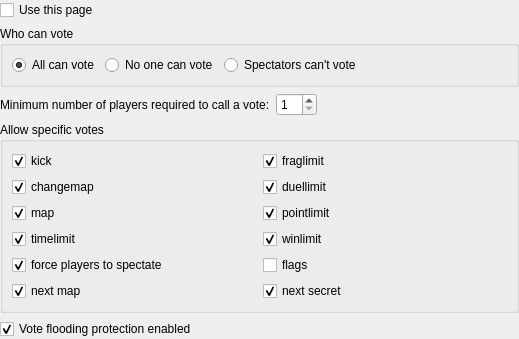
This is src/plugins/zandronum/createserverdialogpages/votingsetupwidget.ui in DoomseekerTeam/Doomseeker as Qt 5 draws it before an edit. The edited form follows.
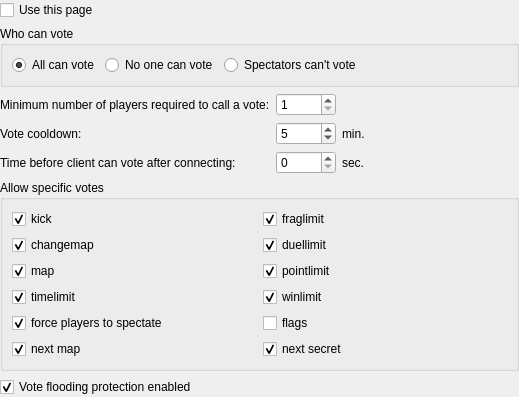
This is the edited form.

```diff
--- a/src/plugins/zandronum/createserverdialogpages/votingsetupwidget.ui
+++ b/src/plugins/zandronum/createserverdialogpages/votingsetupwidget.ui
@@ -7,7 +7,7 @@
     <x>0</x>
     <y>0</y>
     <width>519</width>
-    <height>332</height>
+    <height>340</height>
    </rect>
   </property>
   <property name="windowTitle">
@@ -111,11 +111,112 @@
             <verstretch>0</verstretch>
            </sizepolicy>
           </property>
+          <property name="minimumSize">
+           <size>
+            <width>60</width>
+            <height>0</height>
+           </size>
+          </property>
+          <property name="correctionMode">
+           <enum>QAbstractSpinBox::CorrectToNearestValue</enum>
+          </property>
           <property name="minimum">
            <number>1</number>
           </property>
+          <property name="maximum">
+           <number>999</number>
+          </property>
          </widget>
         </item>
+        <item row="1" column="0">
+         <widget class="QLabel" name="labelVoteCooldown">
+          <property name="text">
+           <string>Vote cooldown:</string>
+          </property>
+         </widget>
+        </item>
+        <item row="1" column="1">
+         <layout class="QHBoxLayout" name="horizontalLayout_2">
+          <item>
+           <widget class="QSpinBox" name="spinVoteCooldown">
+            <property name="sizePolicy">
+             <sizepolicy hsizetype="Maximum" vsizetype="Fixed">
+              <horstretch>0</horstretch>
+              <verstretch>0</verstretch>
+             </sizepolicy>
+            </property>
+            <property name="minimumSize">
+             <size>
+              <width>60</width>
+              <height>0</height>
+             </size>
+            </property>
+            <property name="toolTip">
+             <string>&lt;p&gt;Cooldown for the same type of vote is the double of this value. Setting this to 0 disables it.&lt;/p&gt;</string>
+            </property>
+            <property name="correctionMode">
+             <enum>QAbstractSpinBox::CorrectToNearestValue</enum>
+            </property>
+            <property name="maximum">
+             <number>9999</number>
+            </property>
+            <property name="value">
+             <number>5</number>
+            </property>
+           </widget>
+          </item>
+          <item>
+           <widget class="QLabel" name="labelVoteCooldownHint">
+            <property name="text">
+             <string>min.</string>
+            </property>
+           </widget>
+          </item>
+         </layout>
+        </item>
+        <item row="2" column="0">
+         <widget class="QLabel" name="labelVoteConnectWait">
+          <property name="text">
+           <string>Time before client can vote after connecting:</string>
+          </property>
+         </widget>
+        </item>
+        <item row="2" column="1">
+         <layout class="QHBoxLayout" name="horizontalLayout">
+          <item>
+           <widget class="QSpinBox" name="spinVoteConnectWait">
+            <property name="sizePolicy">
+             <sizepolicy hsizetype="Maximum" vsizetype="Fixed">
+              <horstretch>0</horstretch>
+              <verstretch>0</verstretch>
+             </sizepolicy>
+            </property>
+            <property name="minimumSize">
+             <size>
+              <width>60</width>
+              <height>0</height>
+             </size>
+            </property>
+            <property name="correctionMode">
+             <enum>QAbstractSpinBox::CorrectToNearestValue</enum>
+            </property>
+            <property name="maximum">
+             <number>9999</number>
+            </property>
+            <property name="value">
+             <number>0</number>
+            </property>
+           </widget>
+          </item>
+          <item>
+           <widget class="QLabel" name="labelVoteConnectWaitHint">
+            <property name="text">
+             <string>sec.</string>
+            </property>
+           </widget>
+          </item>
+         </layout>
+        </item>
        </layout>
       </item>
       <item>
```
Left out of the diff: 2 changed lines with no effect on the pictures.
